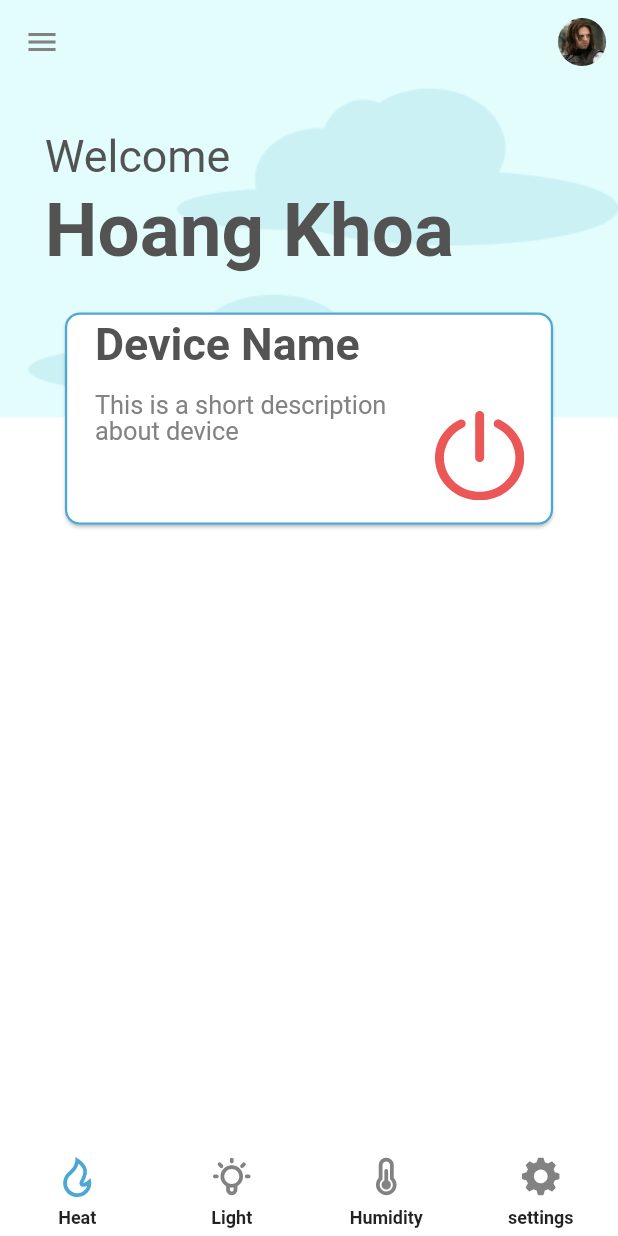
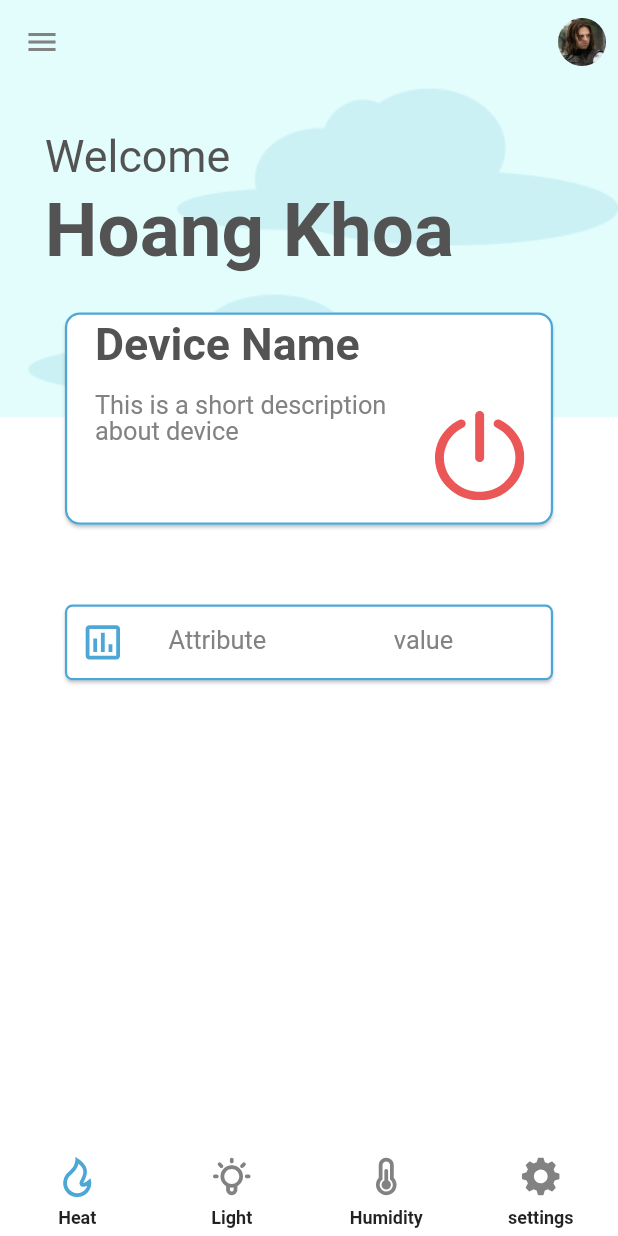
Before and after one commit to hoangkhoaa/powera, a Flutter app: the screen it shows after launch, on a phone screen of 412 x 824 dp. Run offline on Flutter 3.47's test engine with Material 2 defaults, Android fonts, the phone set to English and light mode, and no system bars; our stand-ins replace flutter_svg.

Commit message:
add attribute card

```diff
--- /dev/null
+++ b/lib/ui/screens/device/components/attribute_card.dart
@@ -0,0 +1,57 @@
+import 'package:flutter/material.dart';
+import 'package:flutter_svg/svg.dart';
+import 'package:powera/constants.dart';
+import 'package:powera/size_config.dart';
+import 'package:flutter_svg/flutter_svg.dart';
+
+class AttributeCard extends StatelessWidget {
+  const AttributeCard({Key key}) : super(key: key);
+  @override
+  Widget build(BuildContext context) {
+    return Card(
+        shape: RoundedRectangleBorder(
+            borderRadius: BorderRadius.circular(5),
+            side: BorderSide(color: pItemColorChose, width: 1.5)),
+        child: SizedBox(
+            width: getProportionateScreenWidth(327),
+            height: getProportionateScreenHeight(50),
+            child: Padding(
+              padding: EdgeInsets.all(10),
+              child: Row(
+                mainAxisAlignment: MainAxisAlignment.start,
+                crossAxisAlignment: CrossAxisAlignment.center,
+                children: [
+                  Flexible(
+                    flex: 1,
+                    child: SvgPicture.asset(
+                      "assets/icons/ic_attribute2.svg",
+                      color: pItemColorChose,
+                      alignment: Alignment.center,
+                    ),
+                  ),
+                  Flexible(
+                      flex: 4,
+                      child: Center(
+                        child: Text("Attribute",
+                            style: TextStyle(
+                                fontSize: getProportionateScreenWidth(17),
+                                fontWeight: FontWeight.normal,
+                                color: pTextColorGray3,
+                                height: 1)),
+                      )),
+                  Flexible(
+                    flex: 5,
+                    child: Center(
+                      child: Text("value",
+                          style: TextStyle(
+                              fontSize: getProportionateScreenWidth(17),
+                              fontWeight: FontWeight.normal,
+                              color: pTextColorGray3,
+                              height: 1)),
+                    ),
+                  )
+                ],
+              ),
+            )));
+  }
+}
--- a/lib/ui/screens/device/components/body.dart
+++ b/lib/ui/screens/device/components/body.dart
@@ -1,25 +1,22 @@
 import 'package:flutter/material.dart';
 import 'package:powera/ui/screens/device/components/head_body.dart';
 import 'package:powera/size_config.dart';
+import 'attribute_card.dart';
 
 class Body extends StatelessWidget {
   @override
   Widget build(BuildContext context) {
     // You have to call SizeConfig on your starting page
     SizeConfig().init(context);
-    return SingleChildScrollView(
-      clipBehavior: Clip.none,
-      child: SafeArea(
+    return SafeArea(
         top: false,
         child: Column(
+          mainAxisAlignment: MainAxisAlignment.start,
+          crossAxisAlignment: CrossAxisAlignment.center,
           children: [
             HomeHeader(),
-            VerticalSpacing(),
-            VerticalSpacing(),
-            VerticalSpacing(),
+            AttributeCard(),
           ],
-        ),
-      ),
-    );
+        ));
   }
 }
```
Also changed, not shown: assets/icons/ic_attribute1.svg (added), assets/icons/ic_attribute2.svg (added), assets/icons/ic_attribute3.svg (added), assets/icons/ic_attribute4.svg (added), assets/icons/ic_attribute5.svg (added).
